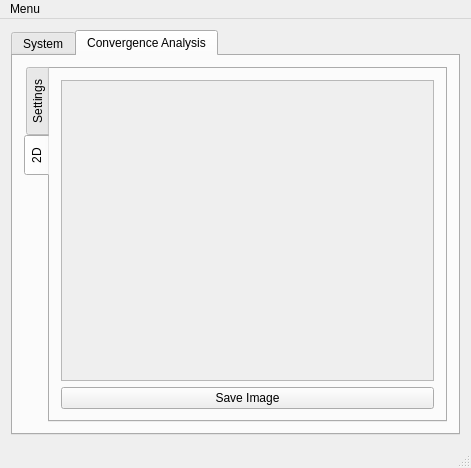
Qt form mainwindow.ui (gobelin88/opticafe) before a commit.
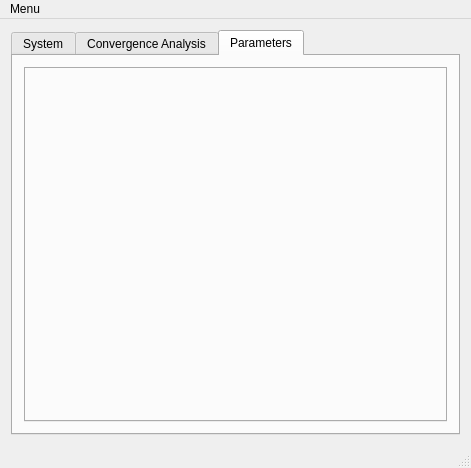
The same form after that commit. The open tabs and pages were chosen to show the change.

Diff of the .ui file:
```diff
--- a/mainwindow.ui
+++ b/mainwindow.ui
@@ -18,7 +18,7 @@
     <item>
      <widget class="QTabWidget" name="tabSystem">
       <property name="currentIndex">
-       <number>1</number>
+       <number>2</number>
       </property>
       <widget class="QWidget" name="tab">
        <attribute name="title">
@@ -240,6 +240,20 @@
         </item>
        </layout>
       </widget>
+      <widget class="QWidget" name="tab_4">
+       <attribute name="title">
+        <string>Parameters</string>
+       </attribute>
+       <layout class="QVBoxLayout" name="verticalLayout_7">
+        <item>
+         <widget class="QTabWidget" name="tabParameters">
+          <property name="currentIndex">
+           <number>-1</number>
+          </property>
+         </widget>
+        </item>
+       </layout>
+      </widget>
      </widget>
     </item>
    </layout>
```
Left out of the diff: 4 changed lines with no effect on the pictures.
